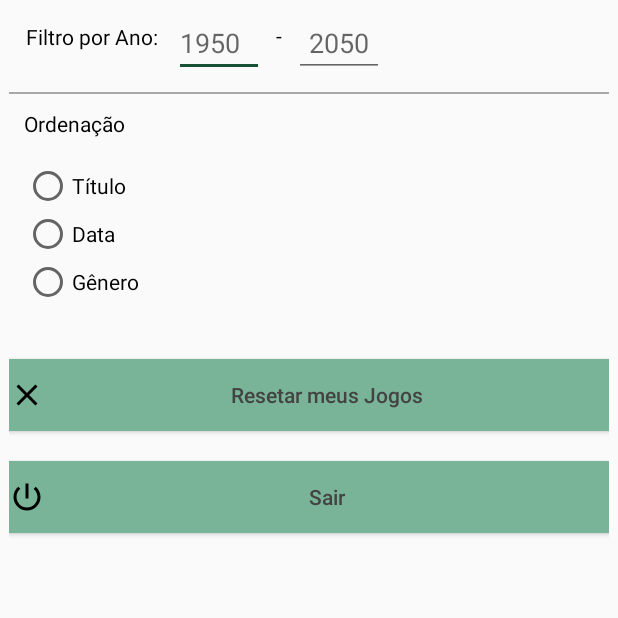
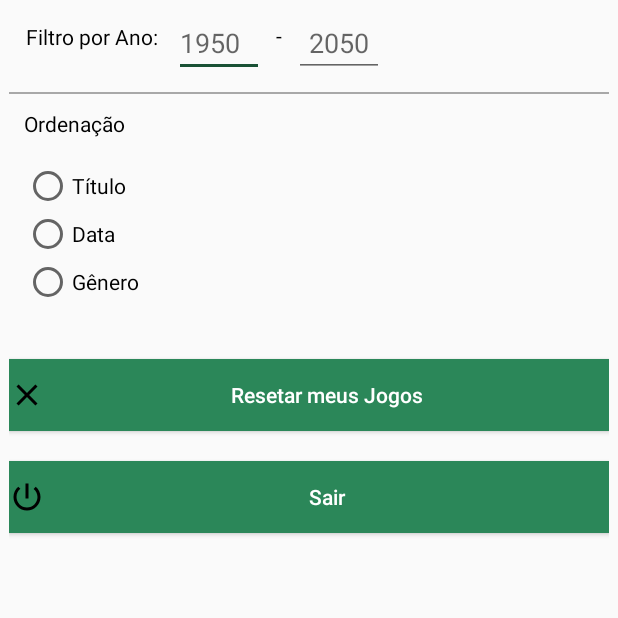
Before and after one commit to jeehpeixe/unidavijava-master, an Android app: the fragment ConfiguracaoActivity shown on its own in the app's theme, on a phone screen of 412 x 824 dp, the top half of it. Run offline under Robolectric (Android 15) with nearby library versions, the phone set to English and light mode, and no system bars; our stand-ins replace EventBus.

Commit message:
alterada cor da toolbar e dos botoes das opcoes, adicionada funcionalidade ao botao de resetar meus jogos

```diff
--- a/app/src/main/java/br/edu/unidavi/unidavijava/data/DatabaseHelper.java
+++ b/app/src/main/java/br/edu/unidavi/unidavijava/data/DatabaseHelper.java
@@ -345,4 +345,10 @@ public class DatabaseHelper extends SQLiteOpenHelper {
 
         return ranking;
     }
+
+    public void limparMeusJogos(){
+        SQLiteDatabase db = this.getWritableDatabase();
+        db.delete(TABLE_MYGAME, "", null);
+        db.close();
+    }
 }
--- a/app/src/main/java/br/edu/unidavi/unidavijava/features/configuracoes/ConfiguracaoActivity.java
+++ b/app/src/main/java/br/edu/unidavi/unidavijava/features/configuracoes/ConfiguracaoActivity.java
@@ -12,13 +12,16 @@ import android.view.ViewGroup;
 import android.widget.Button;
 import android.widget.EditText;
 import android.widget.RadioButton;
+import android.widget.Toast;
 
 
 import org.greenrobot.eventbus.EventBus;
 
 import br.edu.unidavi.unidavijava.R;
+import br.edu.unidavi.unidavijava.data.DatabaseHelper;
 import br.edu.unidavi.unidavijava.data.Session;
 import br.edu.unidavi.unidavijava.data.SessionConfig;
+import br.edu.unidavi.unidavijava.features.lista_meus.LoadMeusJogosAsync;
 import br.edu.unidavi.unidavijava.features.login.LoginActivity;
 
 public class ConfiguracaoActivity extends Fragment {
@@ -58,6 +61,7 @@ public class ConfiguracaoActivity extends Fragment {
         adicionaOnFocusChangeAno(editAnoFinal);
         adicionaOnChangeOrdenacao();
         adicionaOnClickSair();
+        adicionaOnClickResetarMeusJogos();
     }
 
     private void adicionaOnFocusChangeAno(EditText edit){
@@ -177,4 +181,40 @@ public class ConfiguracaoActivity extends Fragment {
         session.saveEmailInSession("");
         session.saveSenhaInSession("");
     }
+
+    private void adicionaOnClickResetarMeusJogos(){
+        Button botaoResetar = getView().findViewById(R.id.button_reset);
+
+        botaoResetar.setOnClickListener(
+            new View.OnClickListener() {
+                @Override
+                public void onClick(View view) {
+                    limpaMeusJogos();
+                }
+            }
+        );
+    }
+
+    private void limpaMeusJogos(){
+
+        AlertDialog.Builder builder = new AlertDialog.Builder(getContext());
+        builder.setTitle("Atenção!");
+        builder.setMessage("Tem certeza que deseja resetar todos os seus jogos?");
+
+        builder.setPositiveButton("Sim", new DialogInterface.OnClickListener() {
+            public void onClick(DialogInterface arg0, int arg1) {
+                DatabaseHelper db = new DatabaseHelper(getContext());
+                db.limparMeusJogos();
+
+                LoadMeusJogosAsync loader = new LoadMeusJogosAsync();
+                loader.doInBackground(db);
+            }
+        });
+
+        builder.setNegativeButton("Não", new DialogInterface.OnClickListener() {
+            public void onClick(DialogInterface arg0, int arg1) {}
+        });
+        alerta = builder.create();
+        alerta.show();
+    }
 }
--- a/app/src/main/res/layout/activity_login.xml
+++ b/app/src/main/res/layout/activity_login.xml
@@ -4,7 +4,7 @@
     xmlns:android="http://schemas.android.com/apk/res/android"
     android:layout_width="match_parent"
     android:layout_height="match_parent"
-    android:background="@color/colorPrimaryDark"
+    android:background="@color/colorLightGray"
     android:padding="8dp">
 
     <ImageView
--- a/app/src/main/res/layout/tela_configuracoes.xml
+++ b/app/src/main/res/layout/tela_configuracoes.xml
@@ -100,14 +100,14 @@
     </RadioGroup>
 
     <Button
-        android:id="@+id/button_forgot"
+        android:id="@+id/button_reset"
         android:layout_width="match_parent"
         android:layout_height="wrap_content"
         android:text="@string/button_resetar"
         android:layout_below="@id/grupo_ordenacao"
-        android:background="@color/verde_padrao"
+        android:background="@color/yellow"
         android:textSize="14sp"
-        android:textColor="@color/gray"
+        android:textColor="@android:color/white"
         android:textAllCaps="false"
         android:drawableLeft="@drawable/ic_clear_black_24dp"
         />
@@ -117,10 +117,10 @@
         android:layout_width="match_parent"
         android:layout_height="wrap_content"
         android:text="@string/button_sair"
-        android:layout_below="@id/button_forgot"
-        android:background="@color/verde_padrao"
+        android:layout_below="@id/button_reset"
+        android:background="@color/yellow"
         android:textSize="14sp"
-        android:textColor="@color/gray"
+        android:textColor="@android:color/white"
         android:textAllCaps="false"
         android:drawableLeft="@drawable/ic_power_settings_new_black_24dp"
         android:layout_marginTop="20dp"
--- a/app/src/main/res/values/colors.xml
+++ b/app/src/main/res/values/colors.xml
@@ -1,7 +1,7 @@
 <?xml version="1.0" encoding="utf-8"?>
 <resources>
     <color name="yellow">#2b8759</color>
-    <color name="colorPrimaryDark">#c6c6ca</color>
+    <color name="colorPrimaryDark">#1f6341</color>
     <color name="colorAccent">#195135</color>
     <color name="colorLightGray">#dbdfdd</color>
     <color name="colorBlack">#000000</color>
```
Also changed, not shown: app/src/main/res/layout/tela_detalhe.xml (+13 -13 lines), 1 other file.
